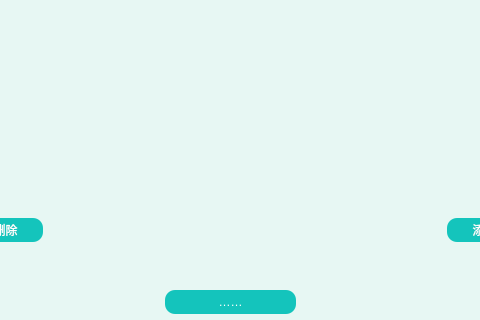
Before: the Qt Designer form src/Mainwindow.ui in jiguotong/RemindMe, drawn with Qt 5; both pictures show x 355 to 835 and y 480 to 800 of the 1200 by 800 pixel window.
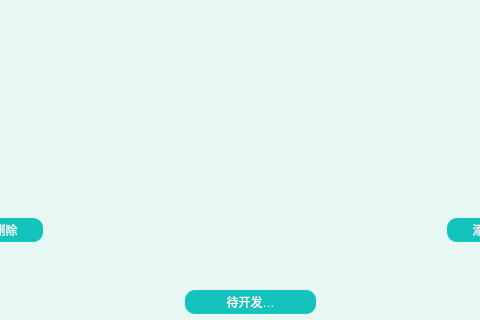
After: the same form once the commit is applied. Icons and pictures are not drawn.

Commit message: [Update]修改ui

```diff
--- a/src/Mainwindow.ui
+++ b/src/Mainwindow.ui
@@ -361,14 +361,14 @@
    <widget class="QPushButton" name="pushButton">
     <property name="geometry">
      <rect>
-      <x>520</x>
+      <x>540</x>
       <y>770</y>
       <width>131</width>
       <height>24</height>
      </rect>
     </property>
     <property name="text">
-     <string>……</string>
+     <string>待开发…</string>
     </property>
    </widget>
   </widget>
```
The commit also changes 2 other files.
